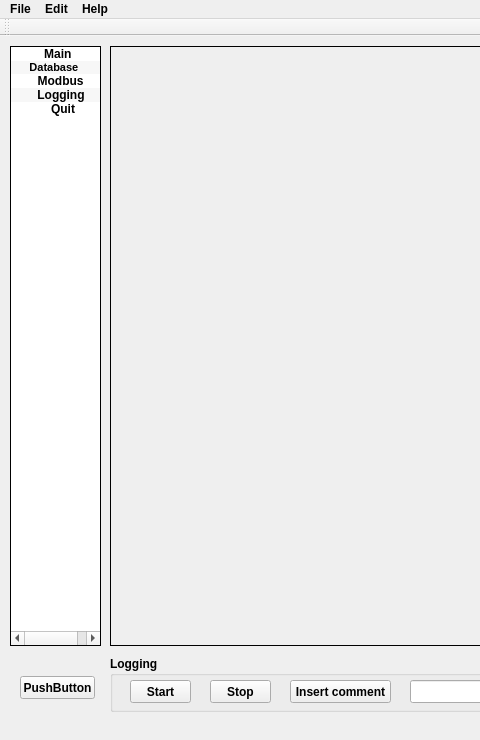
First picture: the form in src/mainwindow.ui, repository hancse/powermeter, before the edit; both pictures show x 0 to 480 and y 0 to 740 of the 1024 by 740 pixel window.
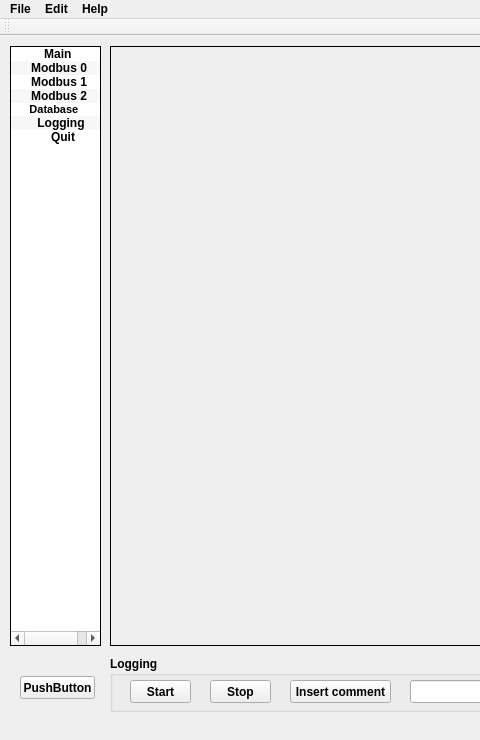
Second picture: the form after the edit. Icons and pictures are not drawn.

Commit message: Simplified Modbus protocol works Added room for three DEIF powermeters

```diff
--- a/src/mainwindow.ui
+++ b/src/mainwindow.ui
@@ -60,6 +60,33 @@
        <normaloff>:/images/fonts/rainbow.svg</normaloff>:/images/fonts/rainbow.svg</iconset>
      </property>
     </item>
+    <item>
+     <property name="text">
+      <string>     Modbus 0     </string>
+     </property>
+     <property name="icon">
+      <iconset resource="../powermeter.qrc">
+       <normaloff>:/images/images/MIC-2 MKII.png</normaloff>:/images/images/MIC-2 MKII.png</iconset>
+     </property>
+    </item>
+    <item>
+     <property name="text">
+      <string>     Modbus 1     </string>
+     </property>
+     <property name="icon">
+      <iconset resource="../powermeter.qrc">
+       <normaloff>:/images/images/MIC-2 MKII.png</normaloff>:/images/images/MIC-2 MKII.png</iconset>
+     </property>
+    </item>
+    <item>
+     <property name="text">
+      <string>     Modbus 2     </string>
+     </property>
+     <property name="icon">
+      <iconset resource="../powermeter.qrc">
+       <normaloff>:/images/images/MIC-2 MKII.png</normaloff>:/images/images/MIC-2 MKII.png</iconset>
+     </property>
+    </item>
     <item>
      <property name="text">
       <string>     Database          </string>
@@ -74,15 +101,6 @@
        <normaloff>:/images/fonts/balance-scale.svg</normaloff>:/images/fonts/balance-scale.svg</iconset>
      </property>
     </item>
-    <item>
-     <property name="text">
-      <string>       Modbus      </string>
-     </property>
-     <property name="icon">
-      <iconset resource="../powermeter.qrc">
-       <normaloff>:/images/fonts/tachometer-alt.svg</normaloff>:/images/fonts/tachometer-alt.svg</iconset>
-     </property>
-    </item>
     <item>
      <property name="text">
       <string>       Logging       </string>
```
The commit also changes 2 other files.
